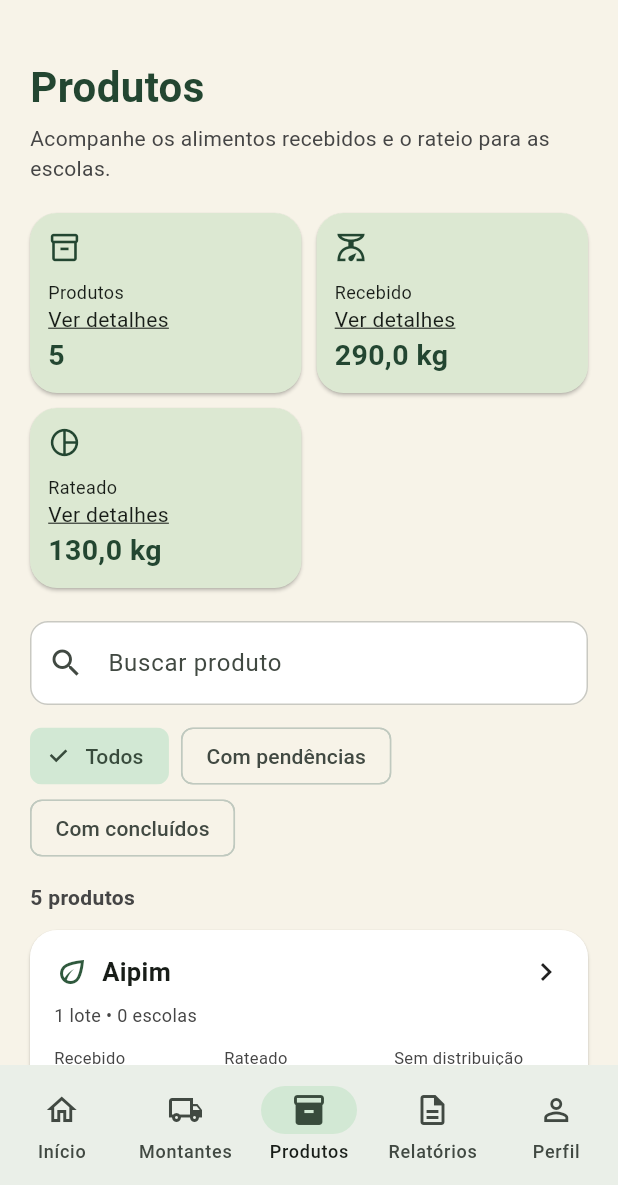
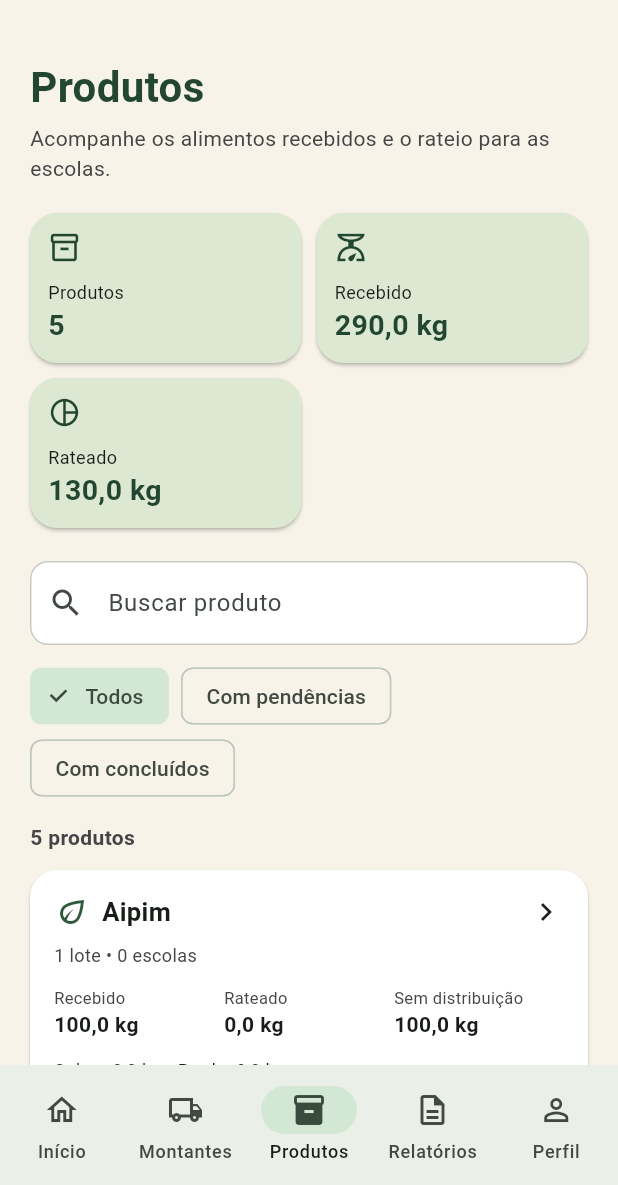
Before and after one commit to viniprati/hackathonif, a Flutter app: the AppShell screen opened directly with empty values, item 3 of the bottom bar chosen, on a phone screen of 412 x 824 dp, the part 51-1236 px from its top. Run offline on Flutter 3.47's test engine with Material 3 defaults, Android fonts, the phone set to English and light mode, and no system bars; our stand-ins replace pdf, printing.

Commit message:
fix: remove hyperlink visual dos indicadores de produtos
Mantem a abertura dos detalhes pelo clique em toda a area do card.

Co-authored-by: Cecilia Dumer Margon <163332009+ceciliadumer@users.noreply.github.com>
Co-authored-by: Catharine Scheffler <219723308+catharinescheffler@users.noreply.github.com>
Co-authored-by: Ana Beatriz Manga <268887972+anabeatrizmanga@users.noreply.github.com>

```diff
--- a/lib/ui/screens/products_screen.dart
+++ b/lib/ui/screens/products_screen.dart
@@ -325,8 +325,6 @@ class _MetricCard extends StatelessWidget {
                   Icon(icon, color: NativaColors.darkGreen, size: 22),
                   const SizedBox(height: 10),
                   Text(label, style: const TextStyle(fontSize: 12)),
-                  const Text('Ver detalhes',
-                      style: TextStyle(decoration: TextDecoration.underline)),
                   Text(
                     value,
                     style: const TextStyle(
```
